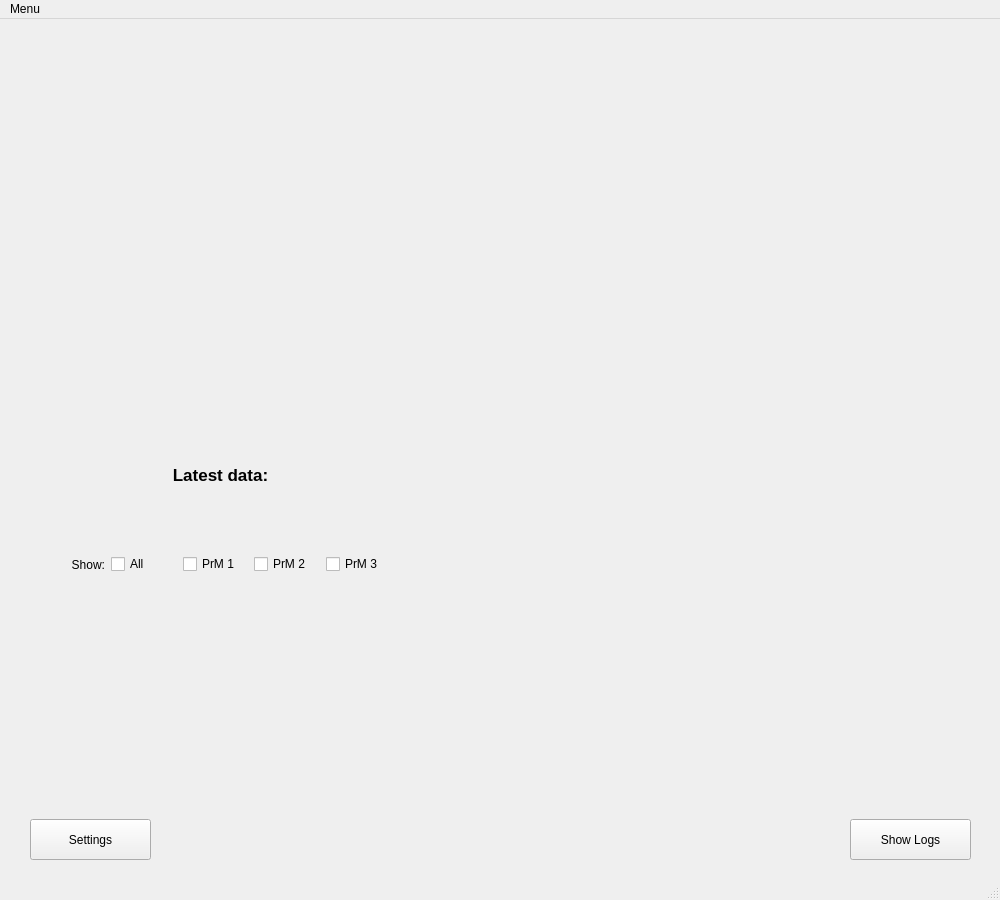
First picture: the form in sbndprmdaq/mainwindow.ui, repository marcodeltutto/SBNDPurityMonitorDAQ, before the edit.
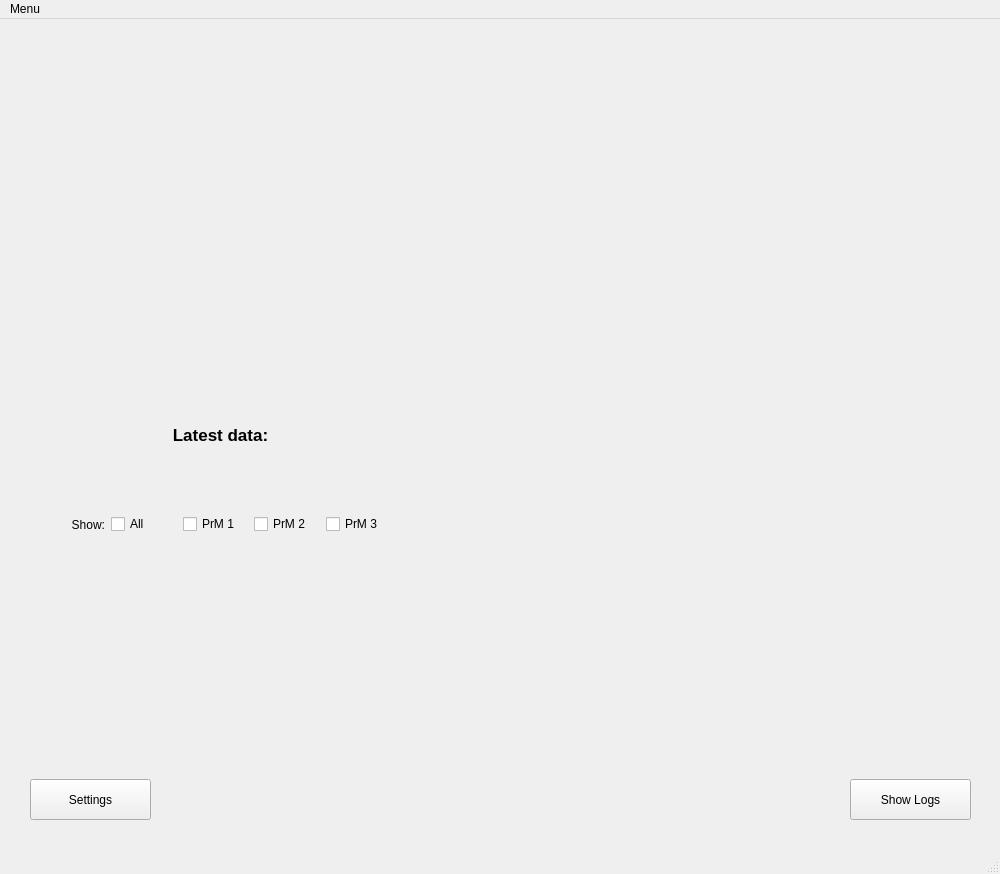
Second picture: the form after the edit. Custom widgets are drawn as their Qt base class.

What changed in the file:
```diff
--- a/sbndprmdaq/mainwindow.ui
+++ b/sbndprmdaq/mainwindow.ui
@@ -7,7 +7,7 @@
     <x>0</x>
     <y>0</y>
     <width>1000</width>
-    <height>900</height>
+    <height>874</height>
    </rect>
   </property>
   <property name="windowTitle">
@@ -18,7 +18,7 @@
     <property name="geometry">
      <rect>
       <x>40</x>
-      <y>560</y>
+      <y>530</y>
       <width>921</width>
       <height>211</height>
      </rect>
@@ -28,7 +28,7 @@
     <property name="geometry">
      <rect>
       <x>850</x>
-      <y>800</y>
+      <y>760</y>
       <width>121</width>
       <height>41</height>
      </rect>
@@ -52,7 +52,7 @@
     <property name="geometry">
      <rect>
       <x>30</x>
-      <y>800</y>
+      <y>760</y>
       <width>121</width>
       <height>41</height>
      </rect>
@@ -65,7 +65,7 @@
     <property name="geometry">
      <rect>
       <x>40</x>
-      <y>530</y>
+      <y>490</y>
       <width>351</width>
       <height>31</height>
      </rect>
@@ -115,7 +115,7 @@
     <property name="geometry">
      <rect>
       <x>290</x>
-      <y>400</y>
+      <y>360</y>
       <width>701</width>
       <height>101</height>
      </rect>
@@ -126,7 +126,7 @@
     <property name="geometry">
      <rect>
       <x>170</x>
-      <y>440</y>
+      <y>400</y>
       <width>101</width>
       <height>31</height>
      </rect>
```
